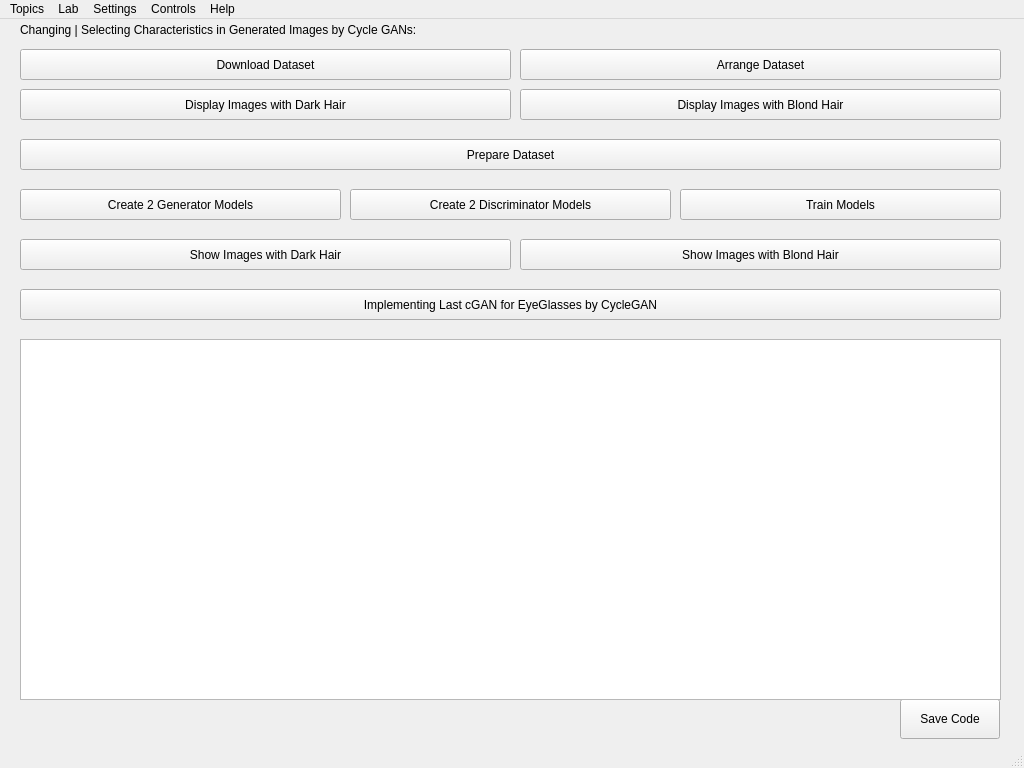
Qt form ui.ui (mehrdadeahady/CV_with_ML_and_DL_and_GANs) before a commit.
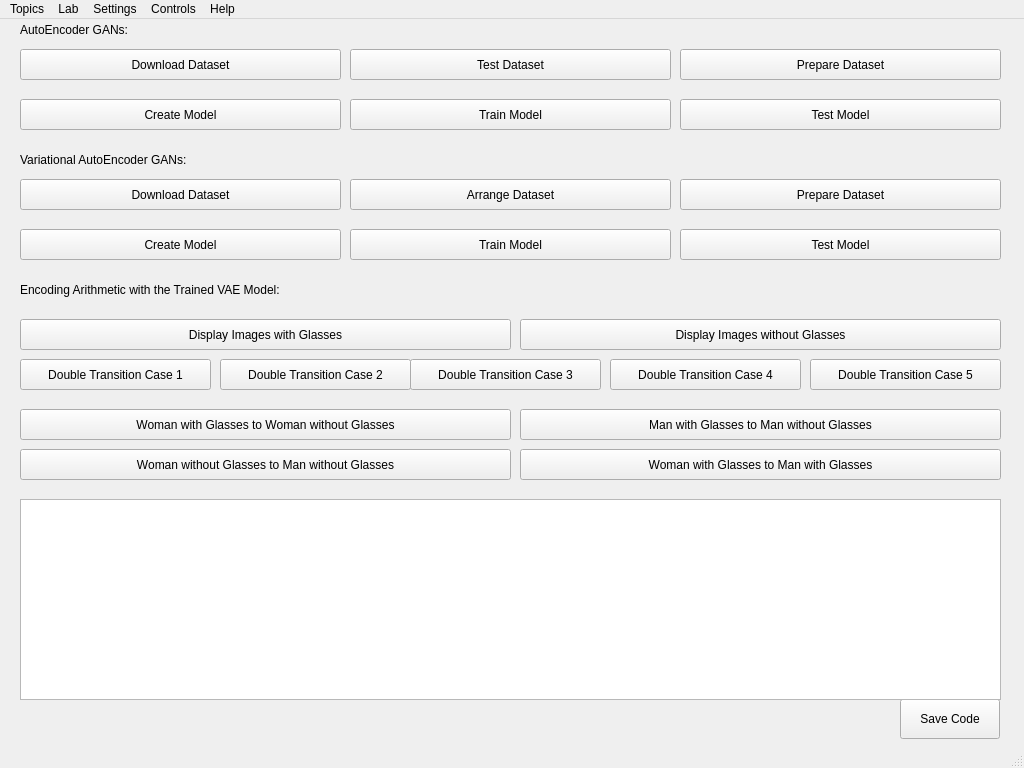
The same form after that commit. Icons and pictures are not drawn.

Commit message: UI for Variational Autoencoders GANs Page Added.

What changed in the file:
```diff
--- a/ui.ui
+++ b/ui.ui
@@ -100,7 +100,7 @@
      </size>
     </property>
     <property name="currentIndex">
-     <number>10</number>
+     <number>11</number>
     </property>
     <widget class="QWidget" name="page_ImagesAndColorsManipulationsAndOprations">
      <property name="sizePolicy">
@@ -5897,6 +5897,369 @@
       </property>
      </widget>
     </widget>
+    <widget class="QWidget" name="page_VariationalAutoEncodersGANs">
+     <widget class="QPushButton" name="pushButton_SaveCode_VAEGANs">
+      <property name="geometry">
+       <rect>
+        <x>890</x>
+        <y>680</y>
+        <width>100</width>
+        <height>40</height>
+       </rect>
+      </property>
+      <property name="text">
+       <string>Save Code</string>
+      </property>
+     </widget>
+     <widget class="QLabel" name="label_AEGANs">
+      <property name="geometry">
+       <rect>
+        <x>10</x>
+        <y>0</y>
+        <width>981</width>
+        <height>21</height>
+       </rect>
+      </property>
+      <property name="text">
+       <string>AutoEncoder GANs:</string>
+      </property>
+     </widget>
+     <widget class="QPushButton" name="pushButton_DownloadDataset_AEGANs">
+      <property name="geometry">
+       <rect>
+        <x>10</x>
+        <y>30</y>
+        <width>321</width>
+        <height>31</height>
+       </rect>
+      </property>
+      <property name="text">
+       <string>Download Dataset</string>
+      </property>
+     </widget>
+     <widget class="QTextBrowser" name="textBrowser_VAEGANs">
+      <property name="geometry">
+       <rect>
+        <x>10</x>
+        <y>480</y>
+        <width>981</width>
+        <height>201</height>
+       </rect>
+      </property>
+     </widget>
+     <widget class="QPushButton" name="pushButton_TestDataset_AEGANs">
+      <property name="geometry">
+       <rect>
+        <x>340</x>
+        <y>30</y>
+        <width>321</width>
+        <height>31</height>
+       </rect>
+      </property>
+      <property name="text">
+       <string>Test Dataset</string>
+      </property>
+     </widget>
+     <widget class="QPushButton" name="pushButton_PrepareDataset_AEGANs">
+      <property name="geometry">
+       <rect>
+        <x>670</x>
+        <y>30</y>
+        <width>321</width>
+        <height>31</height>
+       </rect>
+      </property>
+      <property name="text">
+       <string>Prepare Dataset</string>
+      </property>
+     </widget>
+     <widget class="QPushButton" name="pushButton_CreateModel_AEGANs">
+      <property name="geometry">
+       <rect>
+        <x>10</x>
+        <y>80</y>
+        <width>321</width>
+        <height>31</height>
+       </rect>
+      </property>
+      <property name="text">
+       <string>Create Model</string>
+      </property>
+     </widget>
+     <widget class="QPushButton" name="pushButton_TrainModel_AEGANs">
+      <property name="geometry">
+       <rect>
+        <x>340</x>
+        <y>80</y>
+        <width>321</width>
+        <height>31</height>
+       </rect>
+      </property>
+      <property name="text">
+       <string>Train Model</string>
+      </property>
+     </widget>
+     <widget class="QPushButton" name="pushButton_TestModel_AEGANs">
+      <property name="geometry">
+       <rect>
+        <x>670</x>
+        <y>80</y>
+        <width>321</width>
+        <height>31</height>
+       </rect>
+      </property>
+      <property name="text">
+       <string>Test Model</string>
+      </property>
+     </widget>
+     <widget class="QLabel" name="label_VAEGANs">
+      <property name="geometry">
+       <rect>
+        <x>10</x>
+        <y>130</y>
+        <width>981</width>
+        <height>21</height>
+       </rect>
+      </property>
+      <property name="text">
+       <string>Variational AutoEncoder GANs:</string>
+      </property>
+     </widget>
+     <widget class="QPushButton" name="pushButton_TestDataset_VAEGANs">
+      <property name="geometry">
+       <rect>
+        <x>340</x>
+        <y>160</y>
+        <width>321</width>
+        <height>31</height>
+       </rect>
+      </property>
+      <property name="text">
+       <string>Arrange Dataset</string>
+      </property>
+     </widget>
+     <widget class="QPushButton" name="pushButton_PrepareDataset_VAEGANs">
+      <property name="geometry">
+       <rect>
+        <x>670</x>
+        <y>160</y>
+        <width>321</width>
+        <height>31</height>
+       </rect>
+      </property>
+      <property name="text">
+       <string>Prepare Dataset</string>
+      </property>
+     </widget>
+     <widget class="QPushButton" name="pushButton_DownloadDataset_VAEGANs">
+      <property name="geometry">
+       <rect>
+        <x>10</x>
+        <y>160</y>
+        <width>321</width>
+        <height>31</height>
+       </rect>
+      </property>
+      <property name="text">
+       <string>Download Dataset</string>
+      </property>
+     </widget>
+     <widget class="QPushButton" name="pushButton_CreateModel_VAEGANs">
+      <property name="geometry">
+       <rect>
+        <x>10</x>
+        <y>210</y>
+        <width>321</width>
+        <height>31</height>
+       </rect>
+      </property>
+      <property name="text">
+       <string>Create Model</string>
+      </property>
+     </widget>
+     <widget class="QPushButton" name="pushButton_TrainModel_VAEGANs">
+      <property name="geometry">
+       <rect>
+        <x>340</x>
+        <y>210</y>
+        <width>321</width>
+        <height>31</height>
+       </rect>
+      </property>
+      <property name="text">
+       <string>Train Model</string>
+      </property>
+     </widget>
+     <widget class="QPushButton" name="pushButton_TestModel_VAEGANs">
+      <property name="geometry">
+       <rect>
+        <x>670</x>
+        <y>210</y>
+        <width>321</width>
+        <height>31</height>
+       </rect>
+      </property>
+      <property name="text">
+       <string>Test Model</string>
+      </property>
+     </widget>
+     <widget class="QLabel" name="label_EncodingArithmetic_VAEGANs">
+      <property name="geometry">
+       <rect>
+        <x>10</x>
+        <y>260</y>
+        <width>981</width>
+        <height>21</height>
+       </rect>
+      </property>
+      <property name="text">
+       <string>Encoding Arithmetic with the Trained VAE Model:</string>
+      </property>
+     </widget>
+     <widget class="QPushButton" name="pushButton_DisplayImagesWithGlasses_VAEGANs">
+      <property name="geometry">
+       <rect>
+        <x>10</x>
+        <y>300</y>
+        <width>491</width>
+        <height>31</height>
+       </rect>
+      </property>
+      <property name="text">
+       <string>Display Images with Glasses</string>
+      </property>
+     </widget>
+     <widget class="QPushButton" name="pushButton_DisplayImagesWithoutGlasses_VAEGANs">
+      <property name="geometry">
+       <rect>
+        <x>510</x>
+        <y>300</y>
+        <width>481</width>
+        <height>31</height>
+       </rect>
+      </property>
+      <property name="text">
+       <string>Display Images without Glasses</string>
+      </property>
+     </widget>
+     <widget class="QPushButton" name="pushButton_DoubleTransitionCase1_VAEGANs">
+      <property name="geometry">
+       <rect>
+        <x>10</x>
+        <y>340</y>
+        <width>191</width>
+        <height>31</height>
+       </rect>
+      </property>
+      <property name="text">
+       <string>Double Transition Case 1</string>
+      </property>
+     </widget>
+     <widget class="QPushButton" name="pushButton_DoubleTransitionCase2_VAEGANs">
+      <property name="geometry">
+       <rect>
+        <x>210</x>
+        <y>340</y>
+        <width>191</width>
+        <height>31</height>
+       </rect>
+      </property>
+      <property name="text">
+       <string>Double Transition Case 2</string>
+      </property>
+     </widget>
+     <widget class="QPushButton" name="pushButton_DoubleTransitionCase3_VAEGANs">
+      <property name="geometry">
+       <rect>
+        <x>400</x>
+        <y>340</y>
+        <width>191</width>
+        <height>31</height>
+       </rect>
+      </property>
+      <property name="text">
+       <string>Double Transition Case 3</string>
+      </property>
+     </widget>
+     <widget class="QPushButton" name="pushButton_DoubleTransitionCase4_VAEGANs">
+      <property name="geometry">
+       <rect>
+        <x>600</x>
+        <y>340</y>
+        <width>191</width>
+        <height>31</height>
+       </rect>
+      </property>
+      <property name="text">
+       <string>Double Transition Case 4</string>
+      </property>
+     </widget>
+     <widget class="QPushButton" name="pushButton_DoubleTransitionCase5_VAEGANs">
+      <property name="geometry">
+       <rect>
+        <x>800</x>
+        <y>340</y>
+        <width>191</width>
+        <height>31</height>
+       </rect>
+      </property>
+      <property name="text">
+       <string>Double Transition Case 5</string>
+      </property>
+     </widget>
+     <widget class="QPushButton" name="pushButton_WomanWithGlassesToWomanWithoutGlasses_VAEGANs">
+      <property name="geometry">
+       <rect>
+        <x>10</x>
+        <y>390</y>
+        <width>491</width>
+        <height>31</height>
+       </rect>
+      </property>
+      <property name="text">
+       <string>Woman with Glasses to Woman without Glasses</string>
+      </property>
+     </widget>
+     <widget class="QPushButton" name="pushButton_ManWithGlassesToManWithoutGlasses_VAEGANs">
+      <property name="geometry">
+       <rect>
+        <x>510</x>
+        <y>390</y>
+        <width>481</width>
+        <height>31</height>
+       </rect>
+      </property>
+      <property name="text">
+       <string>Man with Glasses to Man without Glasses</string>
+      </property>
+     </widget>
+     <widget class="QPushButton" name="pushButton_WomanWithoutGlassesToManWithoutGlasses_VAEGANs">
+      <property name="geometry">
+       <rect>
+        <x>10</x>
+        <y>430</y>
+        <width>491</width>
+        <height>31</height>
+       </rect>
+      </property>
+      <property name="text">
+       <string>Woman without Glasses to Man without Glasses</string>
+      </property>
+     </widget>
+     <widget class="QPushButton" name="pushButton_WomanWithGlassesToManWithGlasses_VAEGANs">
+      <property name="geometry">
+       <rect>
+        <x>510</x>
+        <y>430</y>
+        <width>481</width>
+        <height>31</height>
+       </rect>
+      </property>
+      <property name="text">
+       <string>Woman with Glasses to Man with Glasses</string>
+      </property>
+     </widget>
+    </widget>
     <widget class="QWidget" name="page_AboutAuthorDeveloper">
      <widget class="QTextBrowser" name="textBrowser_AboutAuthorDeveloper">
       <property name="geometry">
```
The commit also changes 3 other files.
